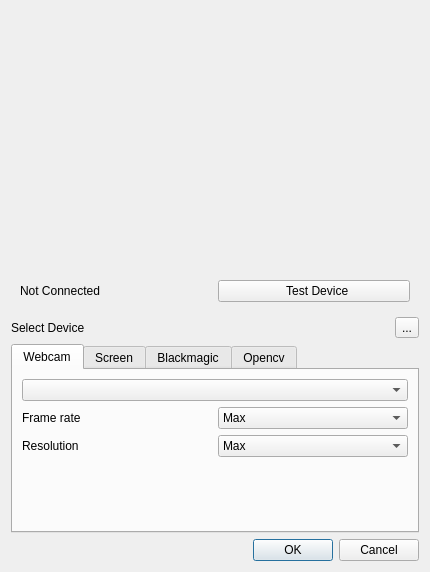
Above: src/CameraDialog.ui from markus-wa/glmixer-mirror before the change. Below: the same form after it.
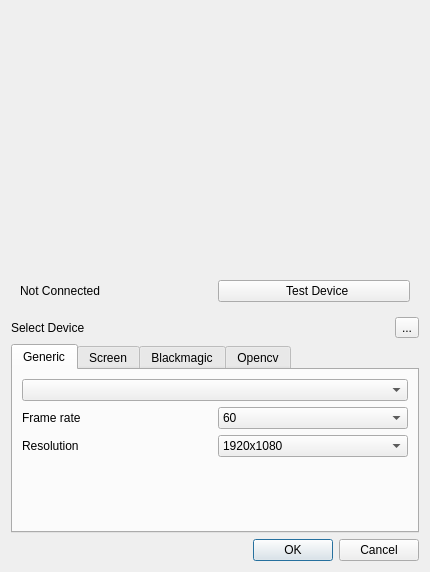
That is the form after the change. Icons and pictures are not drawn. Custom widgets are drawn as their Qt base class.

Commit message: Minor bug fix Video Stream and GUI Camera.

Diff of the .ui file:
```diff
--- a/src/CameraDialog.ui
+++ b/src/CameraDialog.ui
@@ -207,7 +207,7 @@
      </property>
      <widget class="QWidget" name="deviceWebcam">
       <attribute name="title">
-       <string>Webcam</string>
+       <string>Generic</string>
       </attribute>
       <layout class="QVBoxLayout" name="verticalLayout_5">
        <item>
@@ -224,11 +224,6 @@
          </item>
          <item>
           <widget class="QComboBox" name="webcamFramerate">
-           <item>
-            <property name="text">
-             <string>Max</string>
-            </property>
-           </item>
            <item>
             <property name="text">
              <string>60</string>
@@ -266,7 +261,7 @@
           <widget class="QComboBox" name="webcamResolution">
            <item>
             <property name="text">
-             <string>Max</string>
+             <string>1920x1080</string>
             </property>
            </item>
            <item>
```
Left out of the diff: 22 changed lines with no effect on the pictures. The commit also changes 3 other files.
